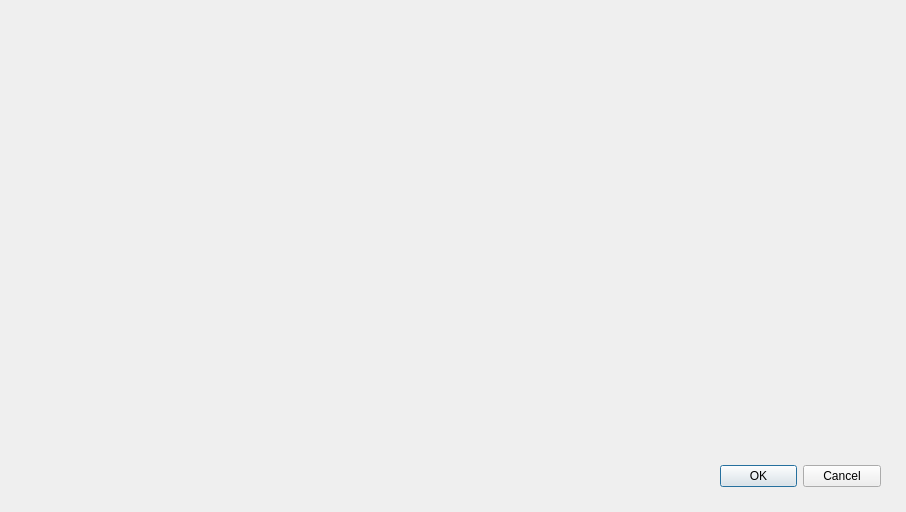
Before: the Qt Designer form SPNPNewGui/analysissimulationdialog.ui in hackerlank/training_project, drawn with Qt 5.
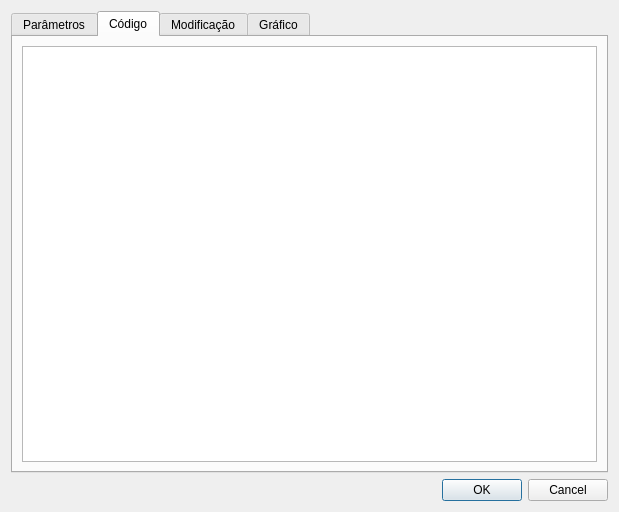
After: the same form once the commit is applied. The open tabs and pages were chosen to show the change.

Commit message:
Janela análise
em andamento

Diff of the .ui file:
```diff
--- a/SPNPNewGui/analysissimulationdialog.ui
+++ b/SPNPNewGui/analysissimulationdialog.ui
@@ -6,29 +6,102 @@
    <rect>
     <x>0</x>
     <y>0</y>
-    <width>906</width>
+    <width>619</width>
     <height>512</height>
    </rect>
   </property>
   <property name="windowTitle">
    <string>Análise / Simulação</string>
   </property>
-  <widget class="QDialogButtonBox" name="buttonBox">
-   <property name="geometry">
-    <rect>
-     <x>720</x>
-     <y>460</y>
-     <width>161</width>
-     <height>32</height>
-    </rect>
-   </property>
-   <property name="orientation">
-    <enum>Qt::Horizontal</enum>
-   </property>
-   <property name="standardButtons">
-    <set>QDialogButtonBox::Cancel|QDialogButtonBox::Ok</set>
-   </property>
-  </widget>
+  <layout class="QGridLayout" name="gridLayout">
+   <item row="0" column="0" colspan="2">
+    <widget class="QTabWidget" name="tabWidget">
+     <property name="currentIndex">
+      <number>3</number>
+     </property>
+     <widget class="QWidget" name="tab">
+      <attribute name="title">
+       <string>Parâmetros</string>
+      </attribute>
+      <layout class="QGridLayout" name="gridLayout_3">
+       <item row="0" column="0">
+        <widget class="QWidget" name="w_param" native="true"/>
+       </item>
+      </layout>
+     </widget>
+     <widget class="QWidget" name="tab_2">
+      <attribute name="title">
+       <string>Código</string>
+      </attribute>
+      <layout class="QGridLayout" name="gridLayout_2">
+       <item row="0" column="0">
+        <widget class="QTextEdit" name="text_edit">
+         <property name="enabled">
+          <bool>true</bool>
+         </property>
+         <property name="readOnly">
+          <bool>true</bool>
+         </property>
+         <property name="html">
+          <string notr="true">&lt;!DOCTYPE HTML PUBLIC &quot;-//W3C//DTD HTML 4.0//EN&quot; &quot;http://www.w3.org/TR/REC-html40/strict.dtd&quot;&gt;
+&lt;html&gt;&lt;head&gt;&lt;meta name=&quot;qrichtext&quot; content=&quot;1&quot; /&gt;&lt;style type=&quot;text/css&quot;&gt;
+p, li { white-space: pre-wrap; }
+&lt;/style&gt;&lt;/head&gt;&lt;body style=&quot; font-family:'MS Shell Dlg 2'; font-size:8.25pt; font-weight:400; font-style:normal;&quot;&gt;
+&lt;p style=&quot;-qt-paragraph-type:empty; margin-top:0px; margin-bottom:0px; margin-left:0px; margin-right:0px; -qt-block-indent:0; text-indent:0px;&quot;&gt;&lt;br /&gt;&lt;/p&gt;&lt;/body&gt;&lt;/html&gt;</string>
+         </property>
+         <property name="acceptRichText">
+          <bool>false</bool>
+         </property>
+        </widget>
+       </item>
+      </layout>
+     </widget>
+     <widget class="QWidget" name="tab_3">
+      <attribute name="title">
+       <string>Modificação</string>
+      </attribute>
+      <layout class="QGridLayout" name="gridLayout_4">
+       <item row="0" column="0">
+        <widget class="QWidget" name="w_mod" native="true"/>
+       </item>
+      </layout>
+     </widget>
+     <widget class="QWidget" name="tab_4">
+      <attribute name="title">
+       <string>Gráfico</string>
+      </attribute>
+      <layout class="QGridLayout" name="gridLayout_5">
+       <item row="0" column="0">
+        <widget class="QWidget" name="w_graph" native="true"/>
+       </item>
+      </layout>
+     </widget>
+    </widget>
+   </item>
+   <item row="1" column="0">
+    <spacer name="horizontalSpacer">
+     <property name="orientation">
+      <enum>Qt::Horizontal</enum>
+     </property>
+     <property name="sizeHint" stdset="0">
+      <size>
+       <width>294</width>
+       <height>20</height>
+      </size>
+     </property>
+    </spacer>
+   </item>
+   <item row="1" column="1">
+    <widget class="QDialogButtonBox" name="box">
+     <property name="orientation">
+      <enum>Qt::Horizontal</enum>
+     </property>
+     <property name="standardButtons">
+      <set>QDialogButtonBox::Cancel|QDialogButtonBox::Ok</set>
+     </property>
+    </widget>
+   </item>
+  </layout>
  </widget>
  <resources/>
  <connections>
```
Left out of the diff: 4 changed lines with no effect on the pictures. The commit also changes 5 other files.
